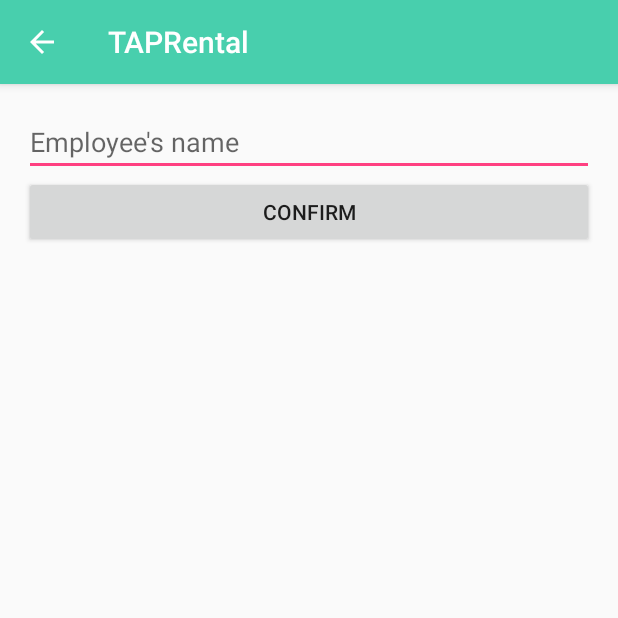
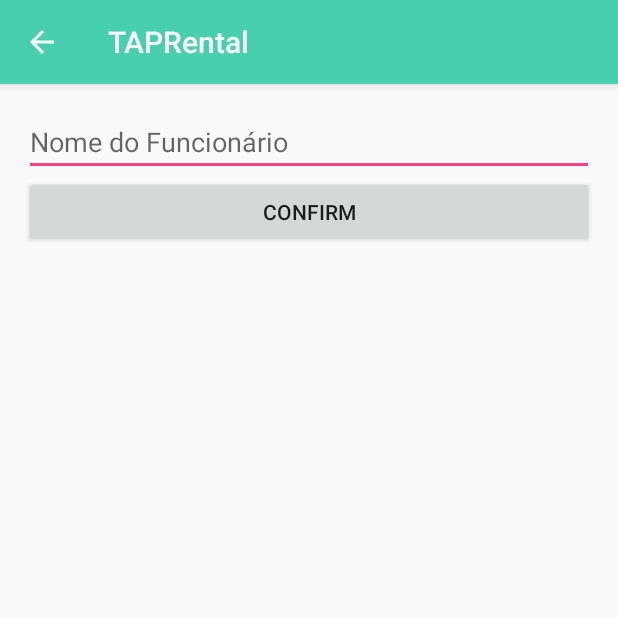
Before and after one commit to gabrielpcosta18/TAPRentalAndroid, an Android app: the EmployeeRegisterActivity screen opened directly, with no data from a screen before it, on a phone screen of 412 x 824 dp, the top half of it. Run offline under Robolectric (Android 15) with nearby library versions, the phone set to English and light mode, and no system bars.

Commit message:
Traduzindo o campo de Hint nos EditTexts de Nome

```diff
--- a/TAPRental/app/src/main/res/layout/activity_customer_register.xml
+++ b/TAPRental/app/src/main/res/layout/activity_customer_register.xml
@@ -14,7 +14,7 @@
         android:id="@+id/edtCustomerName"
         android:layout_width="match_parent"
         android:layout_height="wrap_content"
-        android:hint="Customer's name"/>
+        android:hint="Nome do Cliente"/>
 
     <Button
         android:id="@+id/btnCustomerRegisterConfirm"
--- a/TAPRental/app/src/main/res/layout/activity_employee_register.xml
+++ b/TAPRental/app/src/main/res/layout/activity_employee_register.xml
@@ -14,7 +14,7 @@
         android:id="@+id/edtEmployeeName"
         android:layout_width="match_parent"
         android:layout_height="wrap_content"
-        android:hint="Employee's name"/>
+        android:hint="Nome do Funcionário"/>
 
     <Button
         android:id="@+id/btnEmployeeRegisterConfirm"
```
